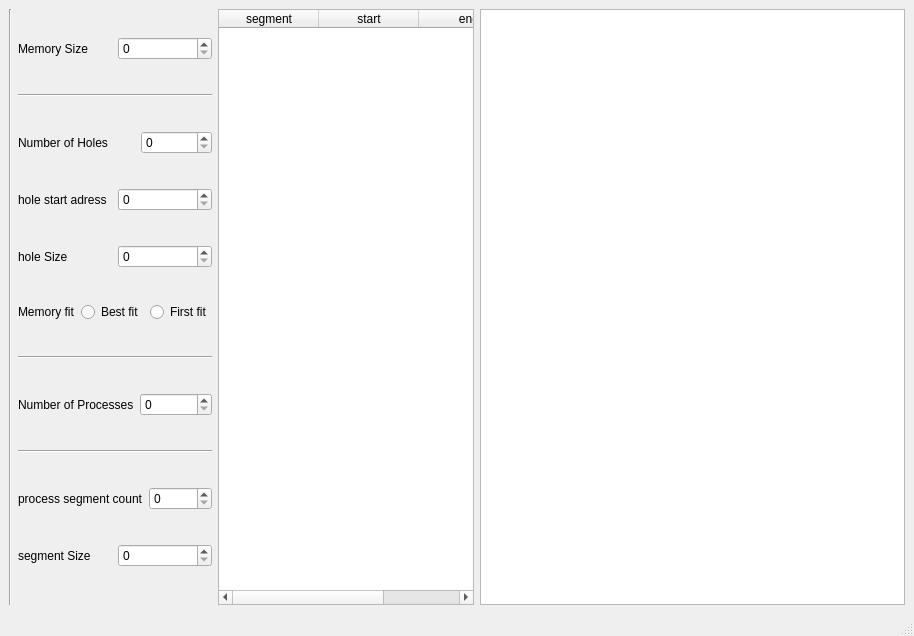
First picture: the form in memorymangement.ui, repository FaresSalem/MemoryManagement, before the edit.
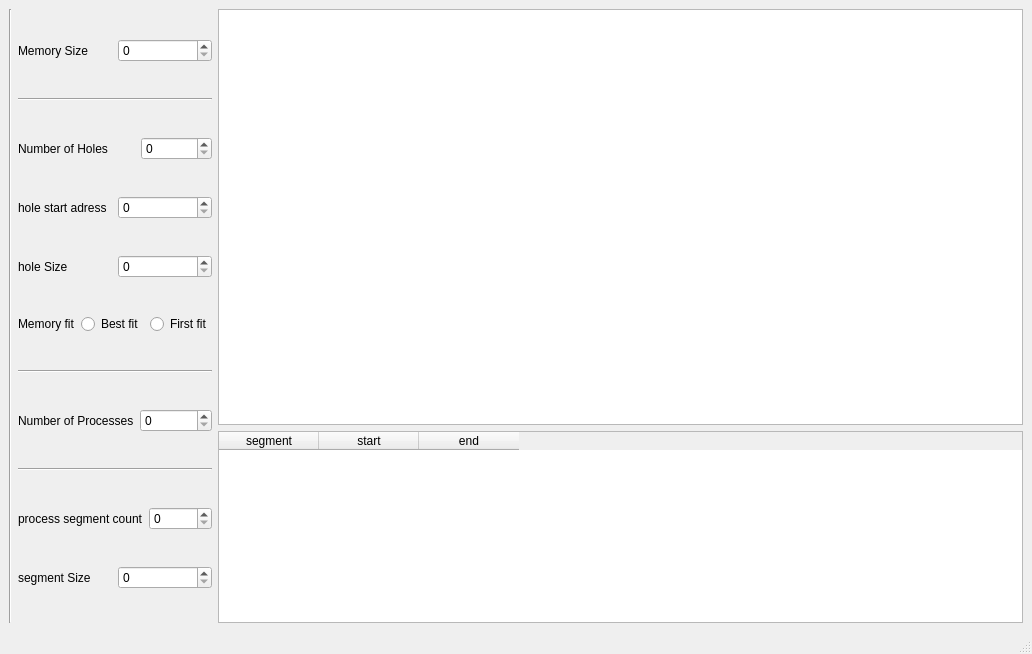
Second picture: the form after the edit.

Diff of the .ui file:
```diff
--- a/memorymangement.ui
+++ b/memorymangement.ui
@@ -6,16 +6,29 @@
    <rect>
     <x>0</x>
     <y>0</y>
-    <width>914</width>
-    <height>636</height>
+    <width>1032</width>
+    <height>654</height>
    </rect>
   </property>
+  <property name="sizePolicy">
+   <sizepolicy hsizetype="Maximum" vsizetype="Maximum">
+    <horstretch>0</horstretch>
+    <verstretch>0</verstretch>
+   </sizepolicy>
+  </property>
   <property name="windowTitle">
    <string>MemoryMangement</string>
   </property>
   <widget class="QWidget" name="centralwidget">
    <layout class="QGridLayout" name="gridLayout">
-    <item row="0" column="2">
+    <item row="0" column="0">
+     <widget class="Line" name="line">
+      <property name="orientation">
+       <enum>Qt::Vertical</enum>
+      </property>
+     </widget>
+    </item>
+    <item row="0" column="1">
      <layout class="QVBoxLayout" name="verticalLayout">
       <item>
        <layout class="QHBoxLayout" name="horizontalLayout">
@@ -191,20 +204,15 @@
       </item>
      </layout>
     </item>
-    <item row="0" column="5">
+    <item row="0" column="2">
+     <layout class="QVBoxLayout" name="verticalLayout_2">
+      <item>
      <widget class="QListWidget" name="listWidget_processes"/>
     </item>
-    <item row="0" column="1">
-     <widget class="Line" name="line">
-      <property name="orientation">
-       <enum>Qt::Vertical</enum>
-      </property>
-     </widget>
-    </item>
-    <item row="0" column="3" colspan="2">
+      <item>
      <widget class="QTableWidget" name="tableWidget">
       <property name="sizePolicy">
-       <sizepolicy hsizetype="Maximum" vsizetype="Expanding">
+         <sizepolicy hsizetype="Preferred" vsizetype="Preferred">
         <horstretch>0</horstretch>
         <verstretch>0</verstretch>
        </sizepolicy>
@@ -227,6 +235,8 @@
      </widget>
     </item>
    </layout>
+    </item>
+   </layout>
   </widget>
   <widget class="QMenuBar" name="menubar">
    <property name="geometry">
```
Left out of the diff: 2 changed lines with no effect on the pictures. Lines whose indentation alone changed are shown as unchanged.
